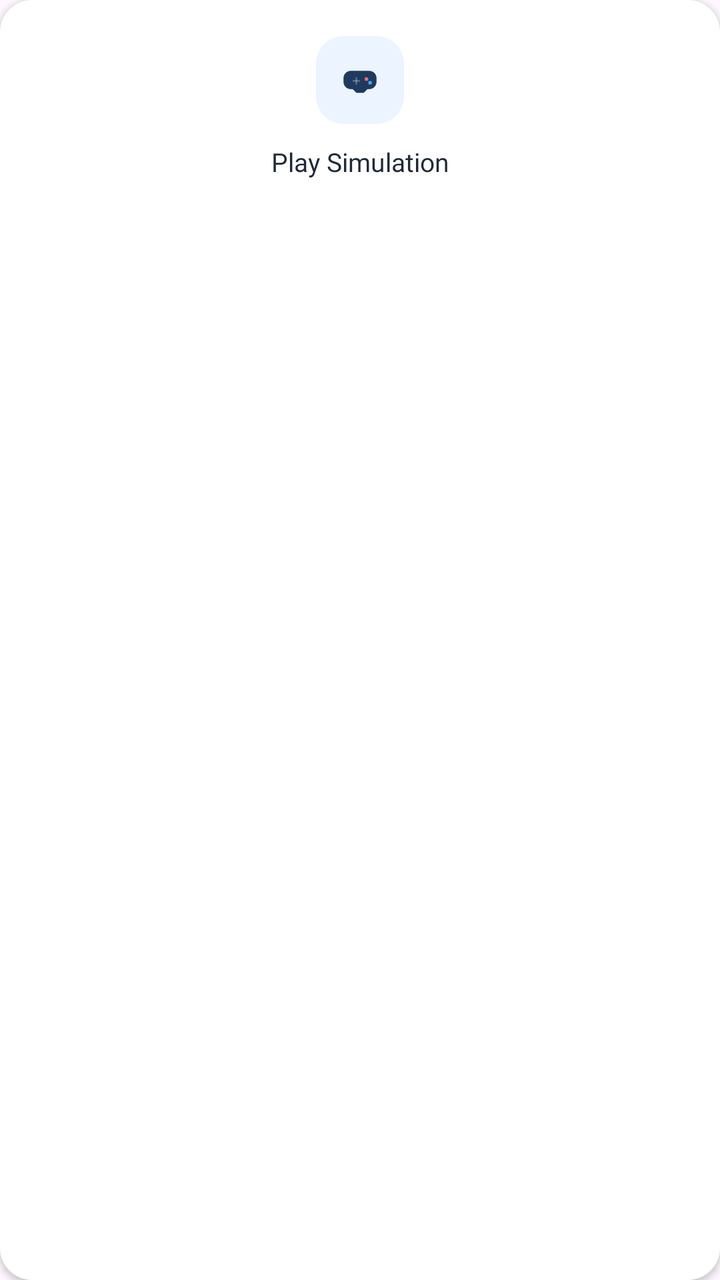
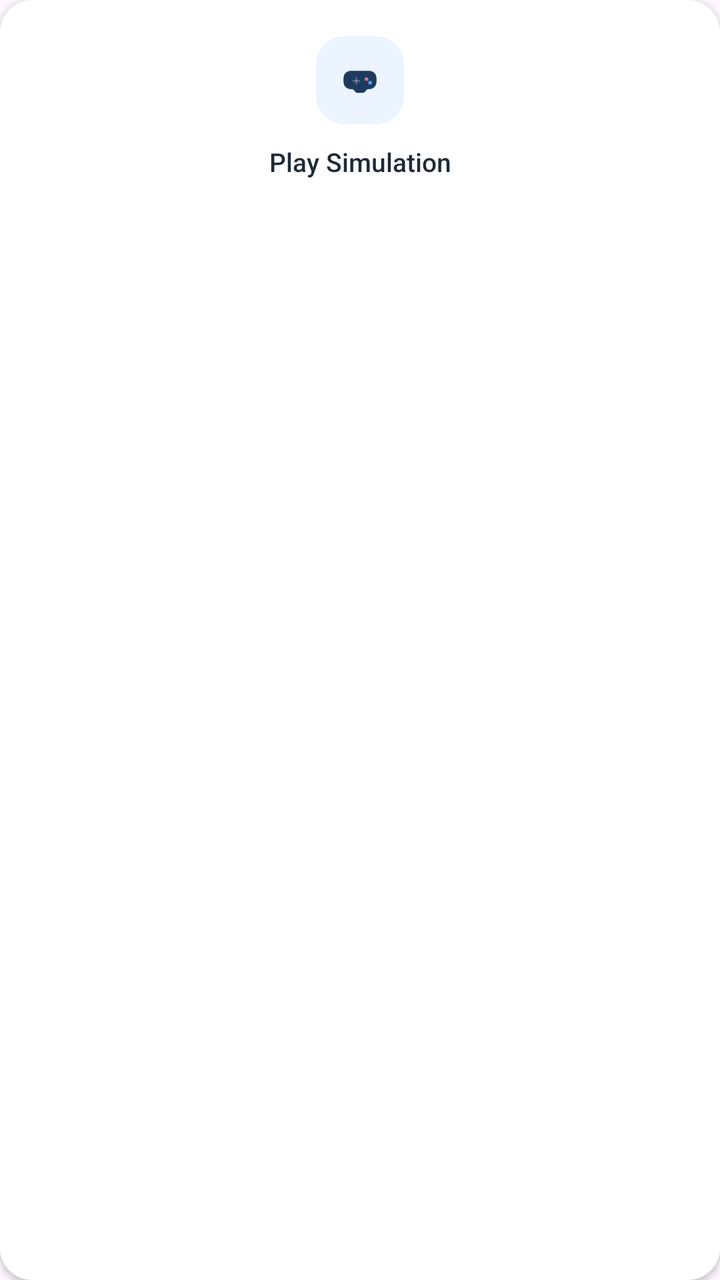

The first picture is an Android layout as it rendered before a commit; the second is the same layout after the commit. The layout source and the unified diff follow.
<!-- AndroidManifest.xml: application theme Theme.Capstone -->
<!-- res/layout/item_quick_action_play.xml -->
<?xml version="1.0" encoding="utf-8"?>
<androidx.constraintlayout.widget.ConstraintLayout xmlns:android="http://schemas.android.com/apk/res/android"
    xmlns:app="http://schemas.android.com/apk/res-auto"
    android:layout_width="match_parent"
    android:layout_height="120dp"
    android:layout_margin="6dp"
    android:background="@drawable/bg_quick_action_card"
    android:padding="18dp"
    android:elevation="2dp">

    <FrameLayout
        android:id="@+id/iconWrap"
        android:layout_width="44dp"
        android:layout_height="44dp"
        android:background="@drawable/bg_quick_icon_blue"
        app:layout_constraintEnd_toEndOf="parent"
        app:layout_constraintStart_toStartOf="parent"
        app:layout_constraintTop_toTopOf="parent">

        <ImageView
            android:layout_width="22dp"
            android:layout_height="22dp"
            android:layout_gravity="center"
            android:contentDescription="Play Simulation"
            android:src="@drawable/ic_quick_game" />

    </FrameLayout>

    <TextView
        android:layout_width="wrap_content"
        android:layout_height="wrap_content"
        android:layout_marginTop="10dp"
        android:fontFamily="@font/poppins_semibold"
        android:text="Play Simulation"
        android:textColor="@color/dashboard_name"
        android:textSize="13sp"
        app:layout_constraintEnd_toEndOf="parent"
        app:layout_constraintStart_toStartOf="parent"
        app:layout_constraintTop_toBottomOf="@id/iconWrap" />

</androidx.constraintlayout.widget.ConstraintLayout>
<!-- resources referenced by this layout -->
<resources>
  <color name="dashboard_name">#1F2937</color>
  <!-- drawable bg_quick_action_card (drawable) -->
  <?xml version="1.0" encoding="utf-8"?>
  <shape xmlns:android="http://schemas.android.com/apk/res/android">
      <solid android:color="#FFFFFF" />
      <corners android:radius="16dp" />
  </shape>
  <!-- drawable bg_quick_icon_blue (drawable) -->
  <?xml version="1.0" encoding="utf-8"?>
  <shape xmlns:android="http://schemas.android.com/apk/res/android">
      <solid android:color="#EBF4FF" />
      <corners android:radius="14dp" />
  </shape>
  <!-- drawable ic_quick_game (drawable) -->
  <?xml version="1.0" encoding="utf-8"?>
  <vector xmlns:android="http://schemas.android.com/apk/res/android"
      android:width="24dp"
      android:height="24dp"
      android:viewportWidth="24"
      android:viewportHeight="24">
  
      <path
          android:fillColor="#1E3A5F"
          android:pathData="M7,7h10c2.21,0 4,1.79 4,4v2c0,2.21 -1.79,4 -4,4h-1l-2,2h-4l-2,-2H7c-2.21,0 -4,-1.79 -4,-4v-2c0,-2.21 1.79,-4 4,-4z" />
      <path
          android:fillColor="#FFFFFF"
          android:fillAlpha="0.25"
          android:pathData="M8,12h4v1H8z" />
      <path
          android:fillColor="#FFFFFF"
          android:fillAlpha="0.25"
          android:pathData="M9.5,10.5h1v4h-1z" />
      <path
          android:fillColor="#FF6B6B"
          android:pathData="M16.5,11.5a1,1 0,1 1,-2 0a1,1 0,1 1,2 0z" />
      <path
          android:fillColor="#4FA3FF"
          android:pathData="M18.5,13.5a1,1 0,1 1,-2 0a1,1 0,1 1,2 0z" />
  </vector>
  <style name="Theme.Capstone" parent="Base.Theme.Capstone" />
  <style name="Base.Theme.Capstone" parent="Theme.Material3.DayNight.NoActionBar">
          
          
      </style>
</resources>

<!-- the commit's change to res/layout/item_quick_action_play.xml (unified diff, before → after) -->
@@ -30,7 +30,7 @@
         android:layout_width="wrap_content"
         android:layout_height="wrap_content"
         android:layout_marginTop="10dp"
-        android:fontFamily="@font/poppins_semibold"
+        android:fontFamily="sans-serif-medium"
         android:text="Play Simulation"
         android:textColor="@color/dashboard_name"
         android:textSize="13sp"
